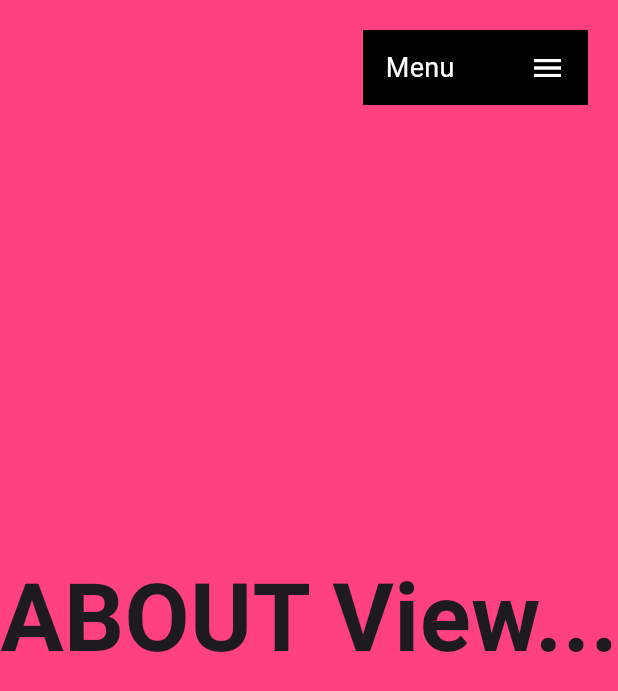
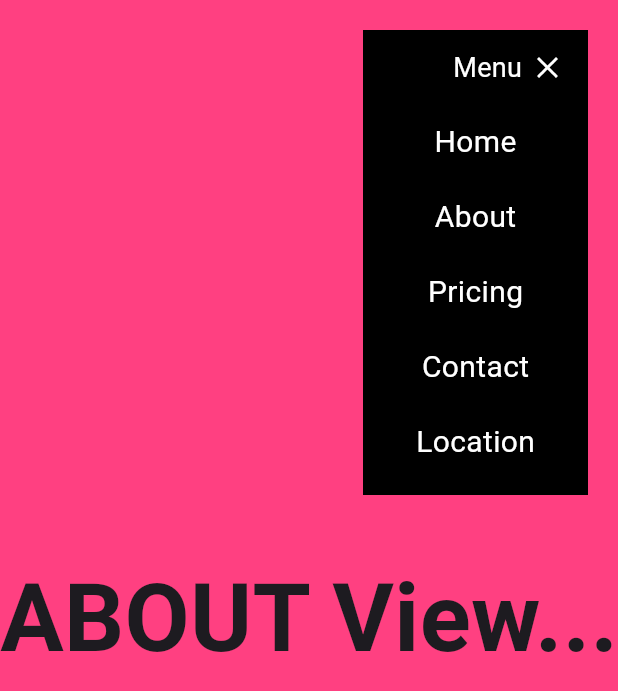
Before and after one commit to matcop/fw-landingPage, a Flutter app: the screen it shows after launch, scrolled down 576 dp, after a tap on "Menu", on a phone screen of 412 x 824 dp. Shown: the top 691 px of the screen. Run offline on Flutter 3.47's test engine with Material 3 defaults, Android fonts, the light colour scheme and no system bars; our stand-ins replace fluro, google_fonts.

Commit message:
opciones del menu

```diff
--- a/lib/ui/shared/custom_app_menu.dart
+++ b/lib/ui/shared/custom_app_menu.dart
@@ -1,8 +1,26 @@
 import 'package:flutter/material.dart';
 import 'package:google_fonts/google_fonts.dart';
+import 'package:vertical_landig_page/ui/shared/custom_menu_item.dart';
 
-class CustomAppMenu extends StatelessWidget {
+class CustomAppMenu extends StatefulWidget {
   const CustomAppMenu({super.key});
+
+  @override
+  State<CustomAppMenu> createState() => _CustomAppMenuState();
+}
+
+class _CustomAppMenuState extends State<CustomAppMenu>
+    with SingleTickerProviderStateMixin {
+  bool isOpen = false;
+  late AnimationController controller;
+
+  @override
+  void initState() {
+    // TODO: implement initState
+    super.initState();
+    controller =
+        AnimationController(vsync: this, duration: Duration(microseconds: 200));
+  }
 
   @override
   Widget build(BuildContext context) {
@@ -10,24 +28,75 @@
       cursor: SystemMouseCursors.click,
       child: GestureDetector(
         onTap: () {
-          print('click.... gato');
+          if (isOpen) {
+            controller.reverse();
+          } else {
+            controller.forward();
+          }
+
+          setState(() {
+            isOpen = !isOpen;
+          });
         },
         child: Container(
+            //puede ser AnimatedContainer
+            // duration: Duration(milliseconds: 3000),
             padding: EdgeInsets.symmetric(horizontal: 15),
             width: 150,
+            height: isOpen ? 310 : 50,
+            color: Colors.black,
+            child: Column(
+              children: [
+                _MenuTitle(isOpen: isOpen, controller: controller),
+                if (isOpen) ...[
+                  CustomMenuItem(text: 'Home', onPressed: () {}),
+                  CustomMenuItem(text: 'About', onPressed: () {}),
+                  CustomMenuItem(text: 'Pricing', onPressed: () {}),
+                  CustomMenuItem(text: 'Contact', onPressed: () {}),
+                  CustomMenuItem(text: 'Location', onPressed: () {}),
+                  SizedBox(
+                    height: 10,
+                  )
+                ]
+              ],
+            )),
+      ),
+    );
+  }
+}
+
+class _MenuTitle extends StatelessWidget {
+  const _MenuTitle({
+    super.key,
+    required this.isOpen,
+    required this.controller,
+  });
+
+  final bool isOpen;
+  final AnimationController controller;
+
+  @override
+  Widget build(BuildContext context) {
+    return Container(
+      width: 145,
       height: 50,
-          color: Colors.black,
       child: Row(
         children: [
+          AnimatedContainer(
+            duration: Duration(milliseconds: 200),
+            curve: Curves.easeInOut,
+            width: isOpen ? 45 : 0,
+          ),
           Text(
             'Menu',
             style: GoogleFonts.roboto(color: Colors.white, fontSize: 18),
           ),
           Spacer(),
-              Icon(Icons.menu, color: Colors.white)
+          AnimatedIcon(
+              icon: AnimatedIcons.menu_close,
+              progress: controller,
+              color: Colors.white)
         ],
-          ),
-        ),
       ),
     );
   }
--- /dev/null
+++ b/lib/ui/shared/custom_menu_item.dart
@@ -0,0 +1,39 @@
+import 'package:flutter/material.dart';
+import 'package:google_fonts/google_fonts.dart';
+
+class CustomMenuItem extends StatefulWidget {
+  final String text;
+  final Function onPressed;
+
+  const CustomMenuItem(
+      {super.key, required this.text, required this.onPressed});
+
+  @override
+  State<CustomMenuItem> createState() => _CustomMenuItemState();
+}
+
+class _CustomMenuItemState extends State<CustomMenuItem> {
+  bool isHover = false;
+
+  @override
+  Widget build(BuildContext context) {
+    return MouseRegion(
+      onEnter: (_) => setState(() => isHover = true),
+      onExit: (_) => setState(() => isHover = false),
+      child: GestureDetector(
+        onTap: () => widget.onPressed(),
+        child: AnimatedContainer(
+          duration: Duration(milliseconds: 700),
+          width: 150,
+          height: 50,
+          color: isHover ? Colors.pinkAccent : Colors.black,
+          child: Center(
+              child: Text(
+            widget.text,
+            style: GoogleFonts.roboto(fontSize: 20, color: Colors.white),
+          )),
+        ),
+      ),
+    );
+  }
+}
```
Lines whose indentation alone changed are shown as unchanged.
